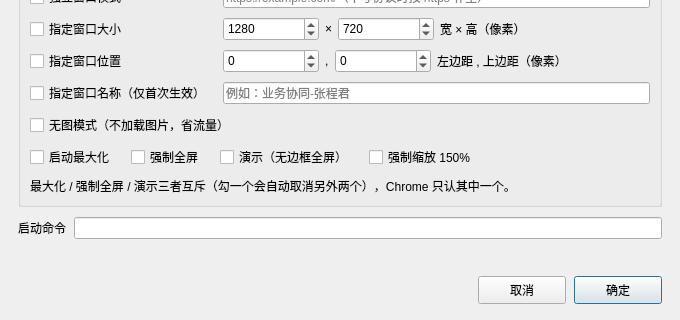
The window that chromeprofileform.ui (BlueGhostJ/BG_Assistant) describes before a commit, drawn with Qt 5; both pictures show x 0 to 680 and y 420 to 740 of the 680 by 740 pixel window.
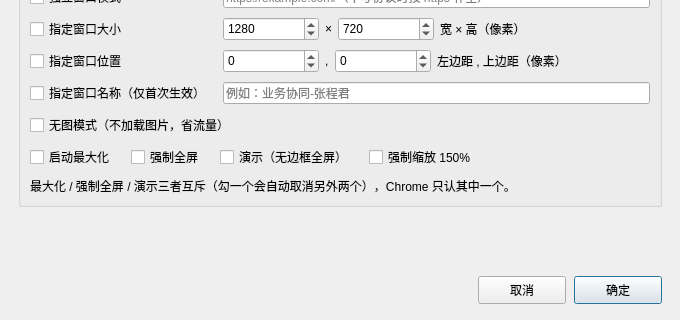
The same window after the commit.

Commit message:
chore(chrome): 界面去掉启动命令展示
- 管理窗口删掉「启动命令」整行（含复制按钮），新建/编辑对话框删掉命令预览行
- 随之删掉不再使用的 commandLine() 与引号辅助函数，避免死代码
- README、BUILD 里相关描述同步调整

Patch:
```diff
--- a/chromeprofileform.ui
+++ b/chromeprofileform.ui
@@ -513,27 +513,6 @@
      </layout>
     </widget>
    </item>
-   <item>
-    <layout class="QHBoxLayout" name="previewLayout">
-     <property name="spacing">
-      <number>8</number>
-     </property>
-     <item>
-      <widget class="QLabel" name="previewTitleLabel">
-       <property name="text">
-        <string>启动命令</string>
-       </property>
-      </widget>
-     </item>
-     <item>
-      <widget class="QLineEdit" name="previewEdit">
-       <property name="readOnly">
-        <bool>true</bool>
-       </property>
-      </widget>
-     </item>
-    </layout>
-   </item>
    <item>
     <spacer name="verticalSpacer">
      <property name="orientation">
```
The commit also changes 9 other files.
